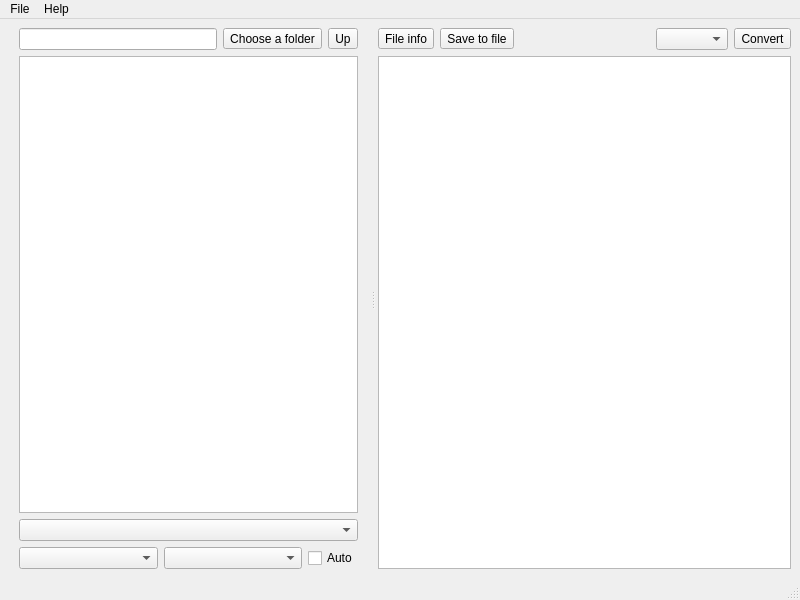
First picture: the form in src/mainwindow.ui, repository Ptr314/dsk_commander, before the edit.
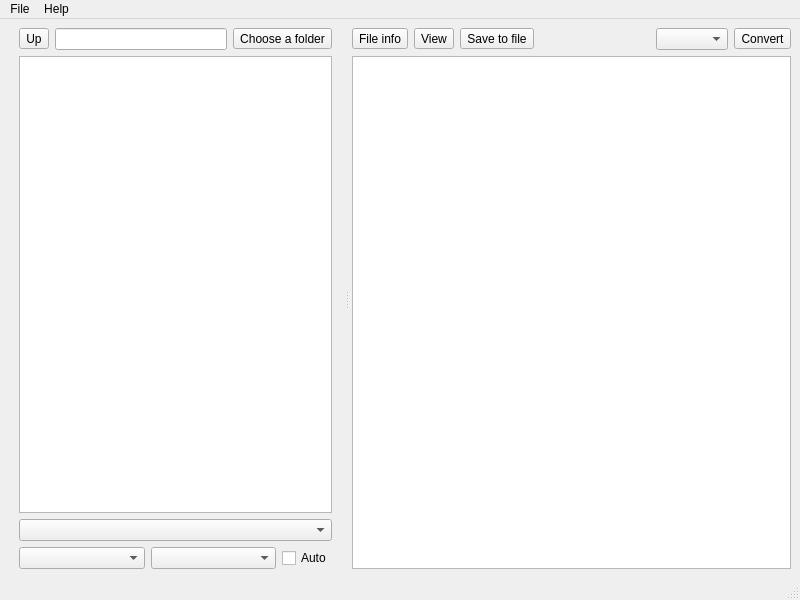
Second picture: the form after the edit. Icons and pictures are not drawn.

What changed in the file:
```diff
--- a/src/mainwindow.ui
+++ b/src/mainwindow.ui
@@ -40,6 +40,23 @@
           <property name="rightMargin">
            <number>10</number>
           </property>
+          <item>
+           <widget class="QToolButton" name="toolButton_2">
+            <property name="text">
+             <string>Up</string>
+            </property>
+            <property name="icon">
+             <iconset resource="resources.qrc">
+              <normaloff>:/icons/up</normaloff>:/icons/up</iconset>
+            </property>
+            <property name="iconSize">
+             <size>
+              <width>32</width>
+              <height>32</height>
+             </size>
+            </property>
+           </widget>
+          </item>
           <item>
            <widget class="QLineEdit" name="directoryLine"/>
           </item>
@@ -60,23 +77,6 @@
             </property>
            </widget>
           </item>
-          <item>
-           <widget class="QToolButton" name="toolButton_2">
-            <property name="text">
-             <string>Up</string>
-            </property>
-            <property name="icon">
-             <iconset resource="resources.qrc">
-              <normaloff>:/icons/up</normaloff>:/icons/up</iconset>
-            </property>
-            <property name="iconSize">
-             <size>
-              <width>32</width>
-              <height>32</height>
-             </size>
-            </property>
-           </widget>
-          </item>
          </layout>
         </item>
         <item>
@@ -188,6 +188,26 @@
             </property>
            </widget>
           </item>
+          <item>
+           <widget class="QToolButton" name="viewButton">
+            <property name="toolTip">
+             <string>View file</string>
+            </property>
+            <property name="text">
+             <string>View</string>
+            </property>
+            <property name="icon">
+             <iconset resource="resources.qrc">
+              <normaloff>:/icons/view</normaloff>:/icons/view</iconset>
+            </property>
+            <property name="iconSize">
+             <size>
+              <width>32</width>
+              <height>32</height>
+             </size>
+            </property>
+           </widget>
+          </item>
           <item>
            <widget class="QToolButton" name="toolButton_3">
             <property name="text">
```
Left out of the diff: 15 changed lines with no effect on the pictures.
